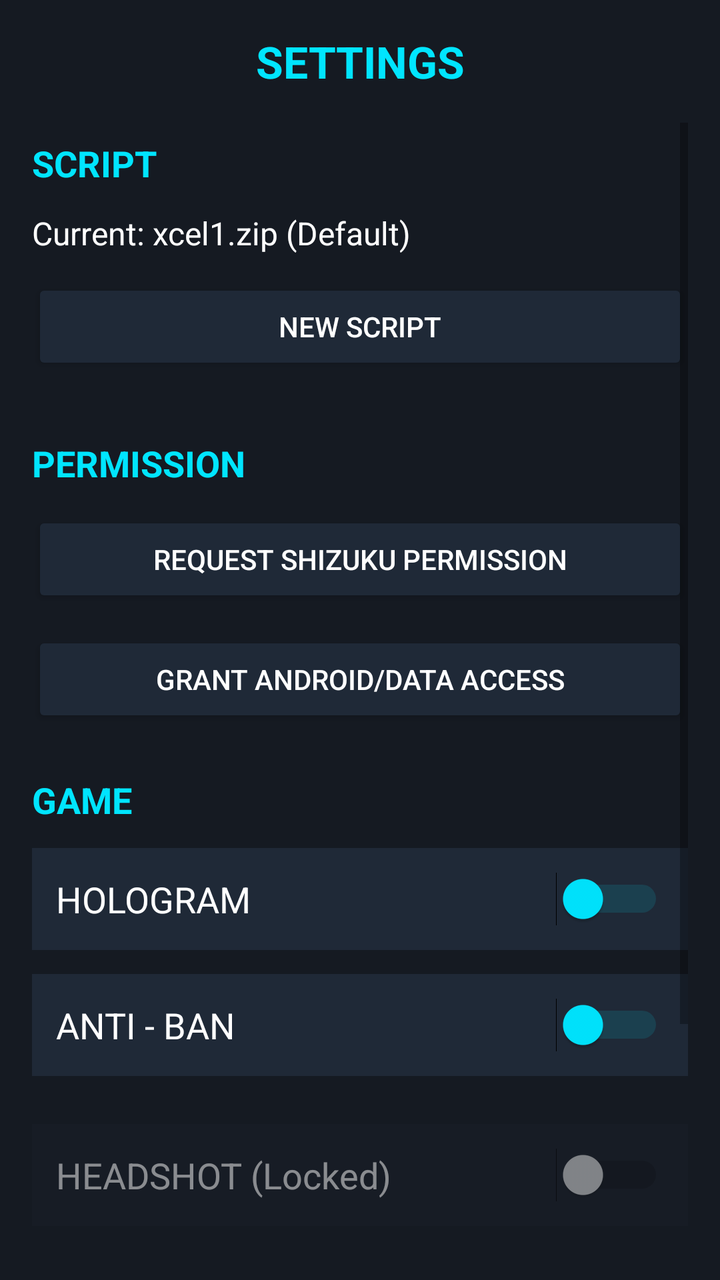
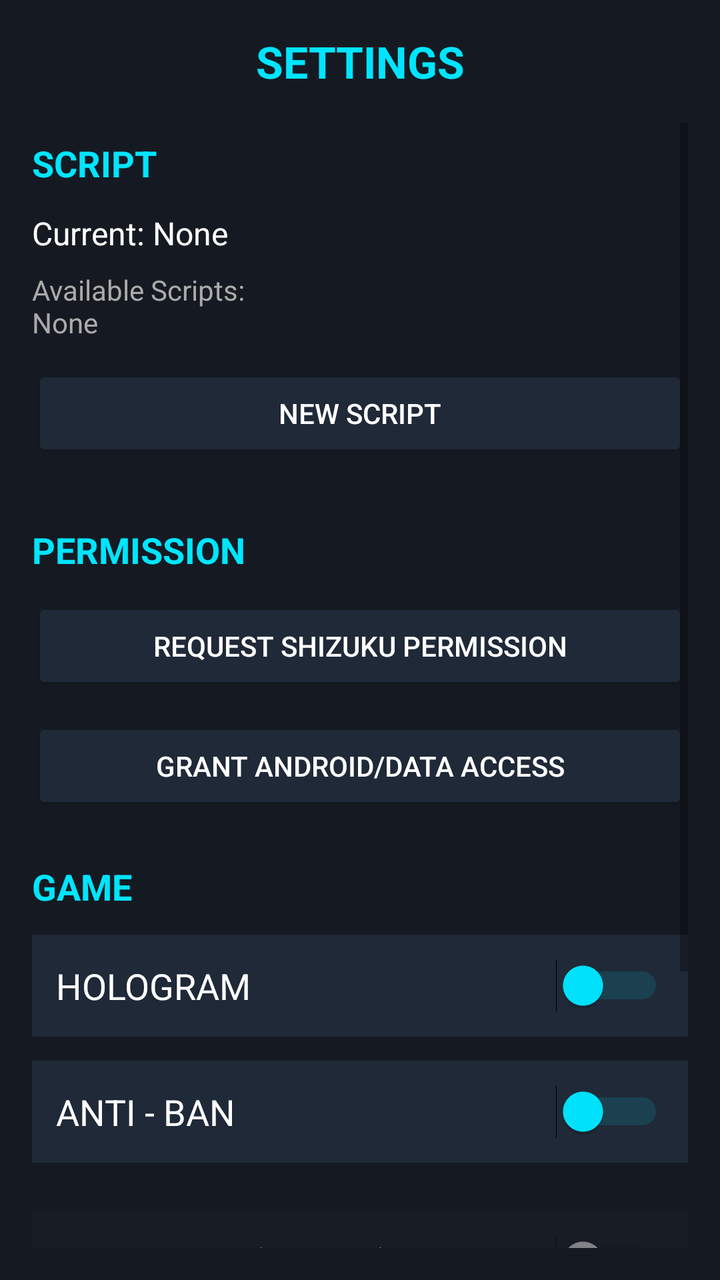

Compare the two renders of this Android layout. The source of the first and the diff that turns it into the second are given below.
<!-- AndroidManifest.xml: application theme Theme.MyApplication -->
<!-- res/layout/fragment_settings.xml -->
<?xml version="1.0" encoding="utf-8"?>
<LinearLayout xmlns:android="http://schemas.android.com/apk/res/android"
    xmlns:app="http://schemas.android.com/apk/res-auto"
    android:layout_width="match_parent"
    android:layout_height="match_parent"
    android:orientation="vertical"
    android:background="#151A22"
    android:padding="16dp">

    <TextView
        android:layout_width="match_parent"
        android:layout_height="wrap_content"
        android:text="SETTINGS"
        android:textColor="#00E5FF"
        android:textSize="22sp"
        android:textStyle="bold"
        android:layout_marginBottom="16dp"
        android:gravity="center" />
    
    <ImageView
        android:id="@+id/btn_back"
        android:layout_width="48dp"
        android:layout_height="48dp"
        android:src="@drawable/ic_back_arrow"
        android:padding="8dp"
        android:contentDescription="Back"
        android:layout_marginBottom="16dp"
        android:layout_gravity="start"
        android:background="?attr/selectableItemBackgroundBorderless"
        android:visibility="gone"
        xmlns:app="http://schemas.android.com/apk/res-auto" />
        
    <ScrollView
        android:layout_width="match_parent"
        android:layout_height="match_parent">
        <LinearLayout
            android:layout_width="match_parent"
            android:layout_height="wrap_content"
            android:orientation="vertical">

            
            <TextView
                android:layout_width="match_parent"
                android:layout_height="wrap_content"
                android:text="SCRIPT"
                android:textColor="#00E5FF"
                android:textSize="18sp"
                android:textStyle="bold"
                android:layout_marginBottom="12dp"
                android:layout_marginTop="8dp"/>
            
            <TextView
                android:id="@+id/tv_current_script"
                android:layout_width="match_parent"
                android:layout_height="wrap_content"
                android:text="Current: xcel1.zip (Default)"
                android:textColor="#FFFFFF"
                android:textSize="16sp"
                android:layout_marginBottom="12dp" />

            <Button
                android:id="@+id/btn_new_script"
                android:layout_width="match_parent"
                android:layout_height="wrap_content"
                android:text="NEW SCRIPT"
                android:backgroundTint="#1F2937"
                android:textColor="#FFFFFF"
                android:layout_marginBottom="24dp"/>

            
            <TextView
                android:layout_width="match_parent"
                android:layout_height="wrap_content"
                android:text="PERMISSION"
                android:textColor="#00E5FF"
                android:textSize="18sp"
                android:textStyle="bold"
                android:layout_marginBottom="12dp"
                android:layout_marginTop="8dp"/>

            <Button
                android:id="@+id/btn_shizuku_perm"
                android:layout_width="match_parent"
                android:layout_height="wrap_content"
                android:text="REQUEST SHIZUKU PERMISSION"
                android:backgroundTint="#1F2937"
                android:textColor="#FFFFFF"
                android:layout_marginBottom="12dp"/>

            <Button
                android:id="@+id/btn_saf_perm"
                android:layout_width="match_parent"
                android:layout_height="wrap_content"
                android:text="GRANT ANDROID/DATA ACCESS"
                android:backgroundTint="#1F2937"
                android:textColor="#FFFFFF"
                android:layout_marginBottom="24dp"/>

            
            <TextView
                android:layout_width="match_parent"
                android:layout_height="wrap_content"
                android:text="GAME"
                android:textColor="#00E5FF"
                android:textSize="18sp"
                android:textStyle="bold"
                android:layout_marginBottom="12dp"/>

            
            <LinearLayout
                android:layout_width="match_parent"
                android:layout_height="wrap_content"
                android:orientation="horizontal"
                android:padding="12dp"
                android:background="#1F2937"
                android:layout_marginBottom="12dp"
                android:gravity="center_vertical">

                <TextView
                    android:layout_width="0dp"
                    android:layout_height="wrap_content"
                    android:layout_weight="1"
                    android:text="HOLOGRAM"
                    android:textColor="#FFFFFF"
                    android:textSize="18sp" />

                <Switch
                    android:id="@+id/switch_hologram"
                    android:layout_width="wrap_content"
                    android:layout_height="wrap_content"
                    android:thumbTint="#00E5FF"
                    android:trackTint="#7700E5FF"/>
            </LinearLayout>

            
            <LinearLayout
                android:layout_width="match_parent"
                android:layout_height="wrap_content"
                android:orientation="horizontal"
                android:padding="12dp"
                android:background="#1F2937"
                android:layout_marginBottom="24dp"
                android:gravity="center_vertical">

                <TextView
                    android:layout_width="0dp"
                    android:layout_height="wrap_content"
                    android:layout_weight="1"
                    android:text="ANTI - BAN"
                    android:textColor="#FFFFFF"
                    android:textSize="18sp" />

                <Switch
                    android:id="@+id/switch_anti_ban"
                    android:layout_width="wrap_content"
                    android:layout_height="wrap_content"
                    android:thumbTint="#00E5FF"
                    android:trackTint="#7700E5FF"/>
            </LinearLayout>

            
            <LinearLayout
                android:layout_width="match_parent"
                android:layout_height="wrap_content"
                android:orientation="horizontal"
                android:padding="12dp"
                android:background="#1A1F29"
                android:layout_marginBottom="12dp"
                android:gravity="center_vertical"
                android:alpha="0.5">

                <TextView
                    android:layout_width="0dp"
                    android:layout_height="wrap_content"
                    android:layout_weight="1"
                    android:text="HEADSHOT (Locked)"
                    android:textColor="#FFFFFF"
                    android:textSize="18sp" />

                <Switch
                    android:layout_width="wrap_content"
                    android:layout_height="wrap_content"
                    android:checked="false"
                    android:clickable="false" />
            </LinearLayout>

            
            <LinearLayout
                android:layout_width="match_parent"
                android:layout_height="wrap_content"
                android:orientation="horizontal"
                android:padding="12dp"
                android:background="#1A1F29"
                android:gravity="center_vertical"
                android:alpha="0.5">

                <TextView
                    android:layout_width="0dp"
                    android:layout_height="wrap_content"
                    android:layout_weight="1"
                    android:text="STREAMER PROOF (Locked)"
                    android:textColor="#FFFFFF"
                    android:textSize="18sp" />

                <Switch
                    android:layout_width="wrap_content"
                    android:layout_height="wrap_content"
                    android:checked="false"
                    android:clickable="false" />
            </LinearLayout>
            
            <Button
                android:id="@+id/btn_delete_reports"
                android:layout_width="match_parent"
                android:layout_height="wrap_content"
                android:text="DELETE REPORTS"
                android:backgroundTint="#FF5252"
                android:textColor="#FFFFFF"
                android:layout_marginTop="16dp"
                android:layout_marginBottom="24dp"/>
            
        </LinearLayout>
    </ScrollView>
</LinearLayout>
<!-- resources referenced by this layout -->
<resources>
  <!-- drawable ic_back_arrow (drawable) -->
  <vector xmlns:android="http://schemas.android.com/apk/res/android"
      android:width="24dp"
      android:height="24dp"
      android:viewportWidth="24.0"
      android:viewportHeight="24.0"
      android:tint="#FFFFFF">
      <path
          android:fillColor="#FF000000"
          android:pathData="M20,11H7.83l5.59,-5.59L12,4l-8,8 8,8 1.41,-1.41L7.83,13H20v-2z"/>
  </vector>
  <style name="Theme.MyApplication" parent="Theme.AppCompat.Light.NoActionBar" />
</resources>

<!-- the commit's change to res/layout/fragment_settings.xml (unified diff, before → after) -->
@@ -53,9 +53,18 @@
                 android:id="@+id/tv_current_script"
                 android:layout_width="match_parent"
                 android:layout_height="wrap_content"
-                android:text="Current: xcel1.zip (Default)"
+                android:text="Current: None"
                 android:textColor="#FFFFFF"
                 android:textSize="16sp"
+                android:layout_marginBottom="8dp" />
+
+            <TextView
+                android:id="@+id/tv_available_scripts"
+                android:layout_width="match_parent"
+                android:layout_height="wrap_content"
+                android:text="Available Scripts:\nNone"
+                android:textColor="#AAAAAA"
+                android:textSize="14sp"
                 android:layout_marginBottom="12dp" />
 
             <Button
